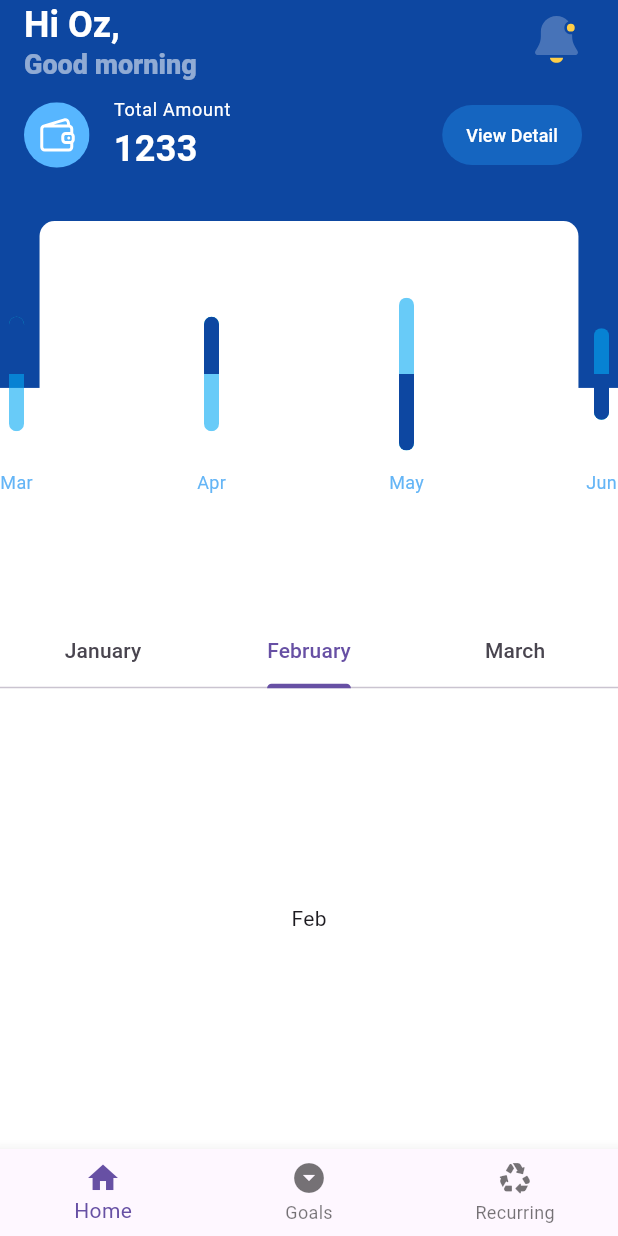
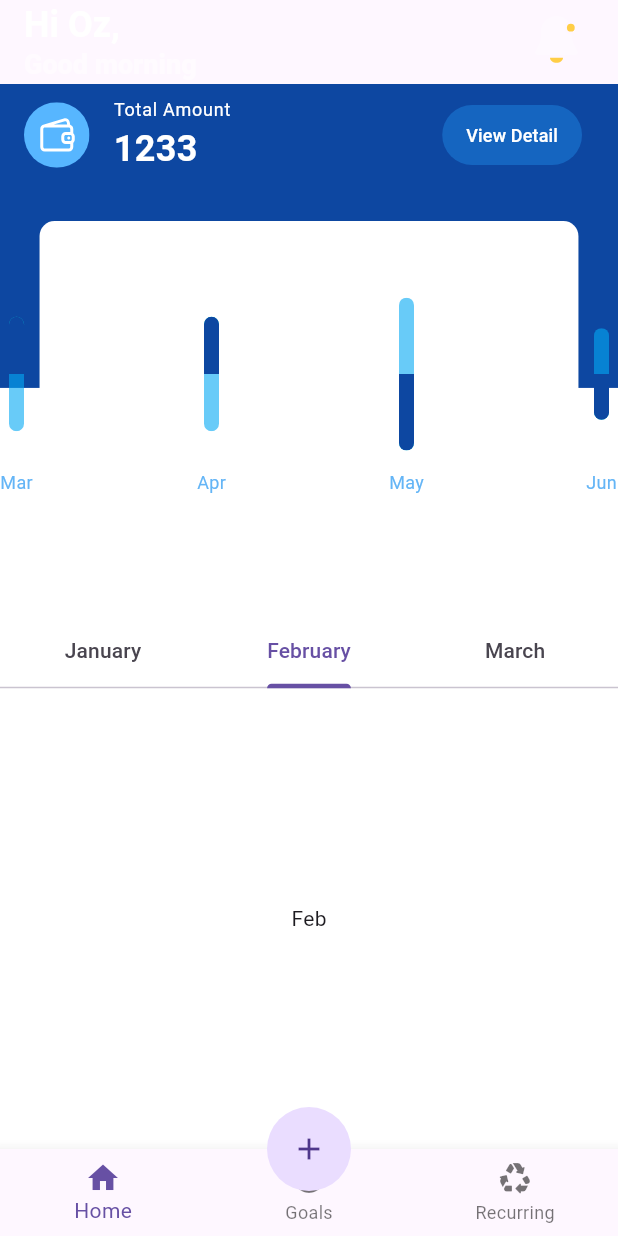
Before and after one commit to PishiKe/spendlens_fe, a Flutter app: the HomeScreen screen opened by its route, on a phone screen of 412 x 824 dp. Run offline on Flutter 3.47's test engine with Material 3 defaults, Android fonts, the phone set to English and light mode, and no system bars; drawn by our look-alikes of fl_chart; our stand-ins replace flutter_svg, go_router, shared_preferences; accounts and stored records are empty; statements that could not run were skipped.

```diff
--- a/lib/ui/screens/home/home_screen.dart
+++ b/lib/ui/screens/home/home_screen.dart
@@ -9,9 +9,8 @@ class HomeScreen extends StatelessWidget {
   @override
   Widget build(BuildContext context) {
     return Scaffold(
-      bottomNavigationBar: const BottomNavbar(),
       appBar: AppBar(
-        backgroundColor: Colors.blue.shade900,
+        backgroundColor: AppTheme().darkBlue,
         centerTitle: false,
         title: Column(
           crossAxisAlignment: CrossAxisAlignment.start,
@@ -39,6 +38,18 @@ class HomeScreen extends StatelessWidget {
         ],
       ),
       body: const HomeScreenBody(),
+      bottomNavigationBar: const BottomNavbar(),
+      floatingActionButton: FloatingActionButton(
+        backgroundColor: AppTheme().lightBlue,
+        shape: const CircleBorder(),
+        elevation: 0,
+        child: Icon(
+          Icons.add,
+          color: AppTheme().white,
+        ),
+        onPressed: () {},
+      ),
+      floatingActionButtonLocation: FloatingActionButtonLocation.centerDocked,
     );
   }
 }
```
Also changed, not shown: assets/icons/burger.svg (added), assets/icons/goals.svg (added), assets/icons/home.svg (added), assets/icons/round_arrow.svg (added).
